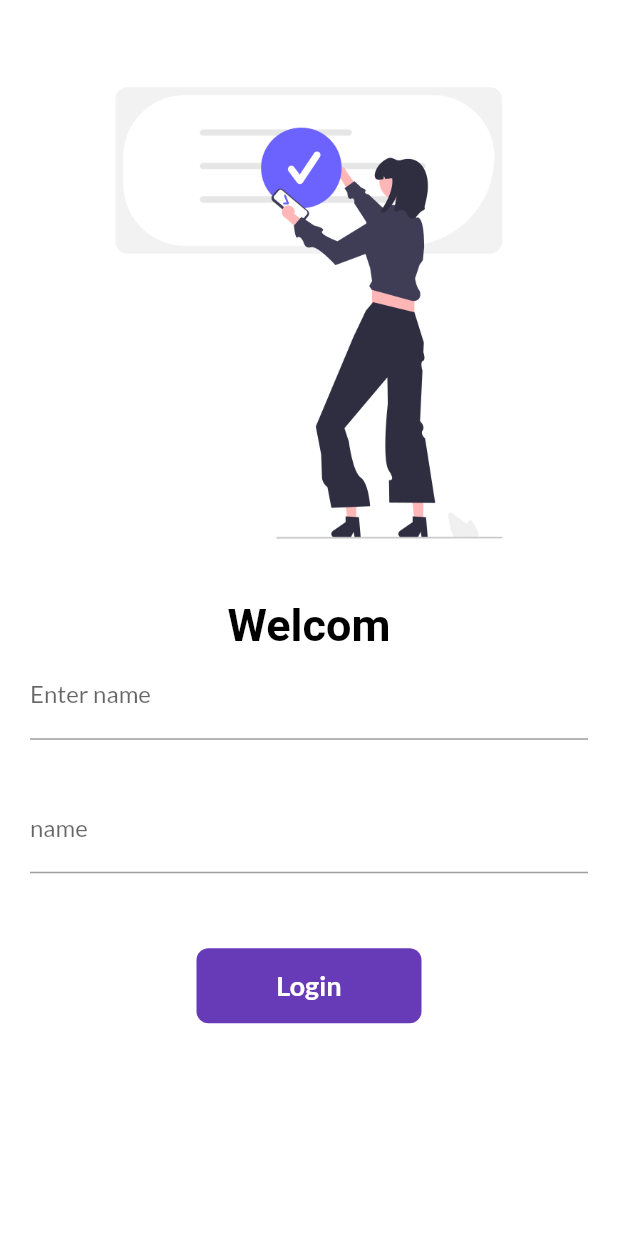
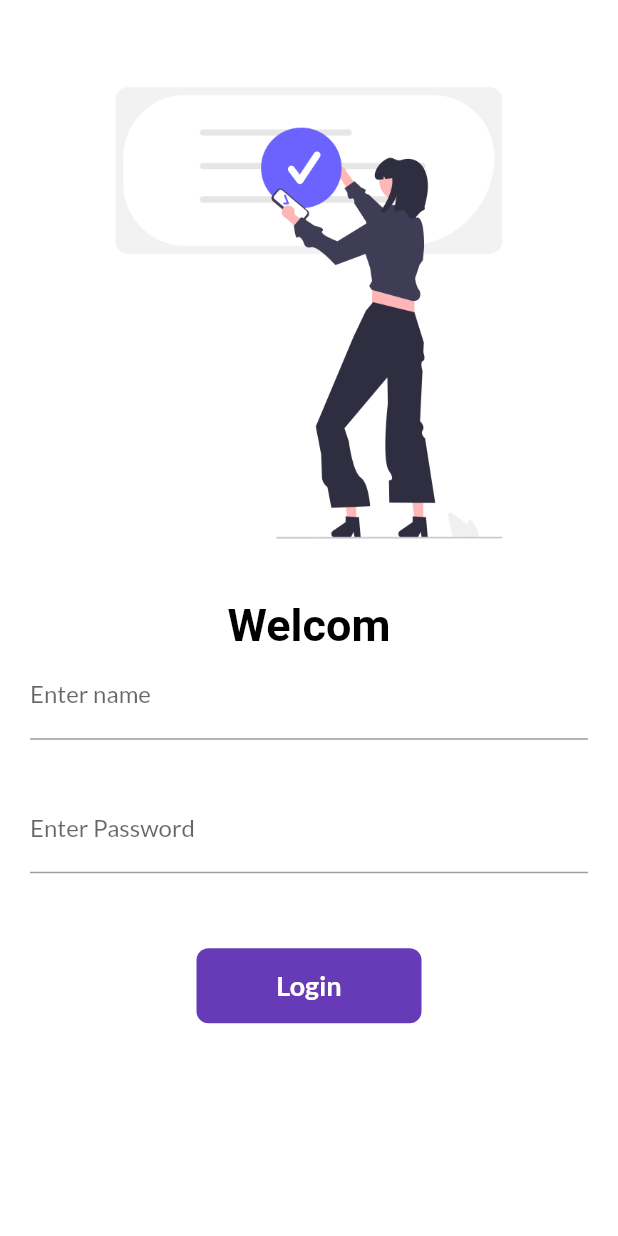
Before and after one commit to amfd-breakers/catalogApp, a Flutter app: the screen it shows after launch, on a phone screen of 412 x 824 dp. Run offline on Flutter 3.47's test engine with Material 2 defaults, Android fonts, the light colour scheme and no system bars; our stand-ins replace get, google_fonts; Roboto replaces fonts that are missing (Aboreto).

Commit message:
day 8 conpleted

```diff
--- a/lib/core/auth/login_controller.dart
+++ b/lib/core/auth/login_controller.dart
@@ -1,6 +1,22 @@
+import 'package:catalog_app/core/utils/my_routes.dart';
+import 'package:flutter/material.dart';
 import 'package:get/get.dart';
 
 class LoginCOntroller extends GetxController {
+  GlobalKey<FormState> loginFormValidator = GlobalKey<FormState>();
+
+  TextEditingController nameController = TextEditingController();
+  TextEditingController passwordController = TextEditingController();
+
   RxString name = ''.obs;
   RxBool changedButton = false.obs;
+
+  void goToHomeView() async {
+    if (loginFormValidator.currentState!.validate()) {
+      changedButton.value = true;
+      await Future.delayed(const Duration(seconds: 1));
+      await Get.toNamed(MyRoutes.homeRout);
+      changedButton.value = false;
+    }
+  }
 }
--- a/lib/core/auth/login_view.dart
+++ b/lib/core/auth/login_view.dart
@@ -33,9 +33,17 @@ class LoginView extends StatelessWidget {
                         textAlign: TextAlign.center,
                       );
                     }),
-                    Column(
+                    Form(
+                      key: controller.loginFormValidator,
+                      child: Column(
                         children: [
                           TextFormField(
+                            validator: (value) {
+                              if (value == null || value.isEmpty) {
+                                return " name is required";
+                              }
+                            },
+                            controller: controller.nameController,
                             decoration: const InputDecoration(
                               hintText: " name",
                               label: Text(
@@ -50,31 +58,36 @@ class LoginView extends StatelessWidget {
                             height: 30,
                           ),
                           TextFormField(
+                            validator: (value) {
+                              if (value == null || value.isEmpty) {
+                                return "password is required";
+                              }
+                              if (value.length < 6) {
+                                return "Password should be atleast 6 characters";
+                              }
+                            },
                             decoration: const InputDecoration(
+                              hintText: "Password",
                               label: Text(
-                              "name",
+                                "Enter Password",
                               ),
                             ),
                           ),
                           const SizedBox(
                             height: 50,
                           ),
-
                           Obx(() {
-                          return InkWell(
-                            onTap: () async {
-                              controller.changedButton.value = true;
-                              await Future.delayed(const Duration(seconds: 1));
-                              Get.toNamed(MyRoutes.homeRout);
-                            },
+                            return Material(
+                              color: Colors.deepPurple,
+                              borderRadius: BorderRadius.circular(
+                                  controller.changedButton.value ? 50 : 8),
+                              child: InkWell(
+                                onTap: controller.goToHomeView,
                                 child: AnimatedContainer(
                                   duration: const Duration(seconds: 1),
                                   height: 50,
-                              width: controller.changedButton.value ? 50 : 150,
-                              decoration: BoxDecoration(
-                                  color: Colors.deepPurple,
-                                  borderRadius: BorderRadius.circular(
-                                      controller.changedButton.value ? 50 : 8)),
+                                  width:
+                                      controller.changedButton.value ? 50 : 150,
                                   alignment: Alignment.center,
                                   child: controller.changedButton.value
                                       ? const Icon(
@@ -86,20 +99,15 @@ class LoginView extends StatelessWidget {
                                           style: Theme.of(context)
                                               .textTheme
                                               .bodyMedium
-                                          ?.copyWith(color: backgroundColor),
+                                              ?.copyWith(
+                                                  color: backgroundColor),
+                                        ),
                                 ),
                               ),
                             );
                           })
-                        // ElevatedButton(
-                        //   onPressed: () {
-                        //     Get.toNamed(MyRoutes.homeRout);
-                        //   },
-                        //   child: const Text(
-                        //     "Login",
-                        //   ),
-                        // ),
                         ],
+                      ),
                     ),
                   ],
                 ),
```
Lines whose indentation alone changed are shown as unchanged.
